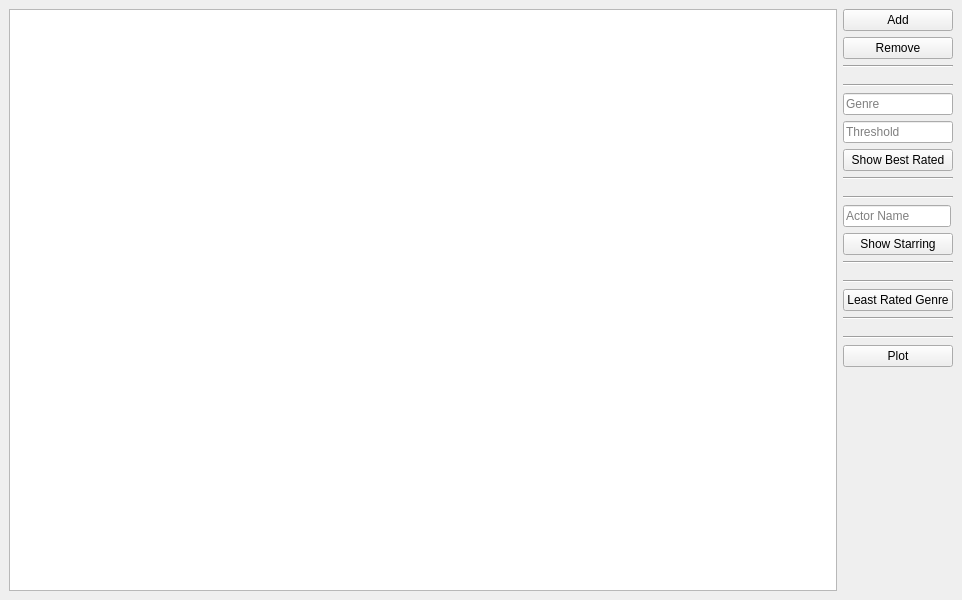
Qt form mainwindow.ui (ipg0/ptp3) before a commit.
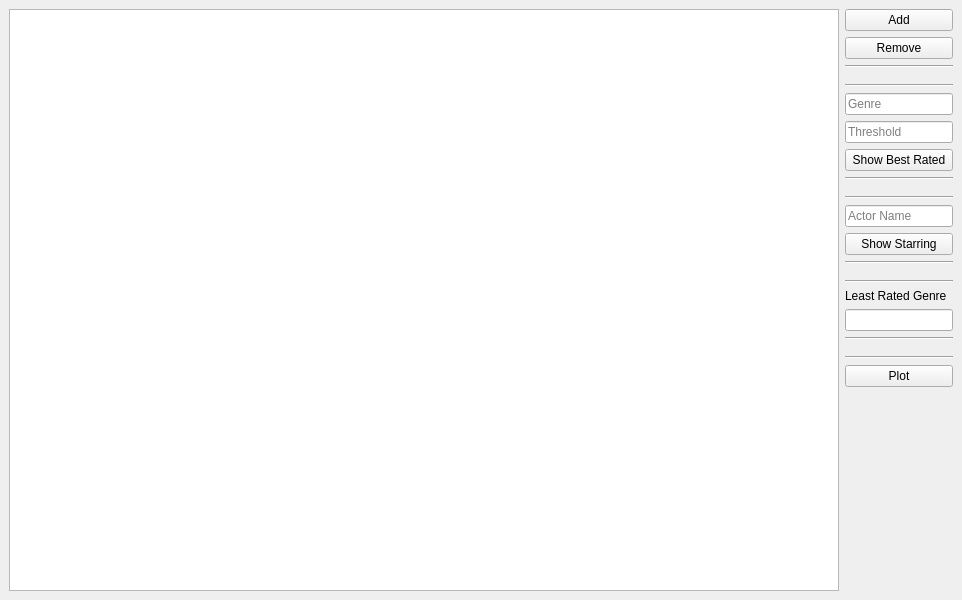
The same form after that commit.

Diff of the .ui file:
```diff
--- a/mainwindow.ui
+++ b/mainwindow.ui
@@ -206,12 +206,28 @@
        </widget>
       </item>
       <item>
-       <widget class="QPushButton" name="pushButton_11">
+       <widget class="QLabel" name="label">
         <property name="text">
          <string>Least Rated Genre</string>
         </property>
        </widget>
       </item>
+      <item>
+       <widget class="QLineEdit" name="lineEdit_5">
+        <property name="sizePolicy">
+         <sizepolicy hsizetype="Fixed" vsizetype="Fixed">
+          <horstretch>0</horstretch>
+          <verstretch>0</verstretch>
+         </sizepolicy>
+        </property>
+        <property name="readOnly">
+         <bool>true</bool>
+        </property>
+        <property name="placeholderText">
+         <string/>
+        </property>
+       </widget>
+      </item>
       <item>
        <widget class="Line" name="line_13">
         <property name="orientation">
```
